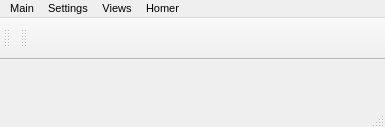
First picture: the form in Homer/forms/MainWindow.ui, repository Homer-Conferencing/Homer-Conferencing, before the edit.
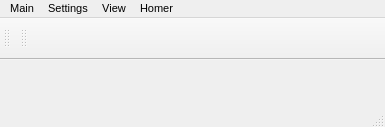
Second picture: the form after the edit. Icons and pictures are not drawn.

What changed in the file:
```diff
--- a/Homer/forms/MainWindow.ui
+++ b/Homer/forms/MainWindow.ui
@@ -44,7 +44,7 @@
      <x>0</x>
      <y>0</y>
      <width>385</width>
-     <height>22</height>
+     <height>23</height>
     </rect>
    </property>
    <widget class="QMenu" name="mMenuSettings">
@@ -66,7 +66,7 @@
    </widget>
    <widget class="QMenu" name="mMenuWindows">
     <property name="title">
-     <string>Views</string>
+     <string>View</string>
     </property>
     <widget class="QMenu" name="mMenuToolBars">
      <property name="title">
```
Left out of the diff: 78 changed lines with no effect on the pictures.
